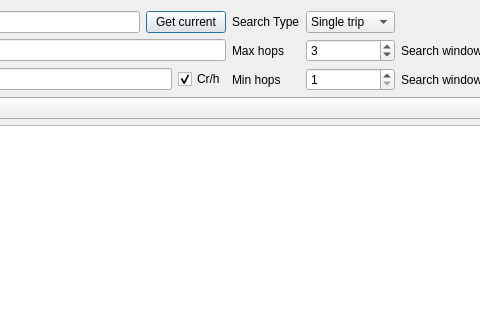
The window that src/ui/SearchTab.ui (BeTeK/EliteMerchant) describes before a commit, drawn with Qt 5; both pictures show x 717 to 1197 and y 0 to 320 of the 1349 by 795 pixel window.
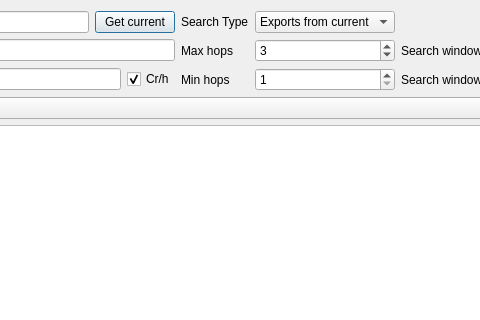
The same window after the commit.

Commit message: added exports from current, updating of current system "from"  variant of getwindowprofit saving of previous searchtype

Patch:
```diff
--- a/src/ui/SearchTab.ui
+++ b/src/ui/SearchTab.ui
@@ -132,7 +132,7 @@
          </property>
          <item>
           <property name="text">
-           <string>Single trip</string>
+           <string>Exports from current</string>
           </property>
          </item>
          <item>
```
Left out of the diff: 5 changed lines with no effect on the pictures. The commit also changes 5 other files.
